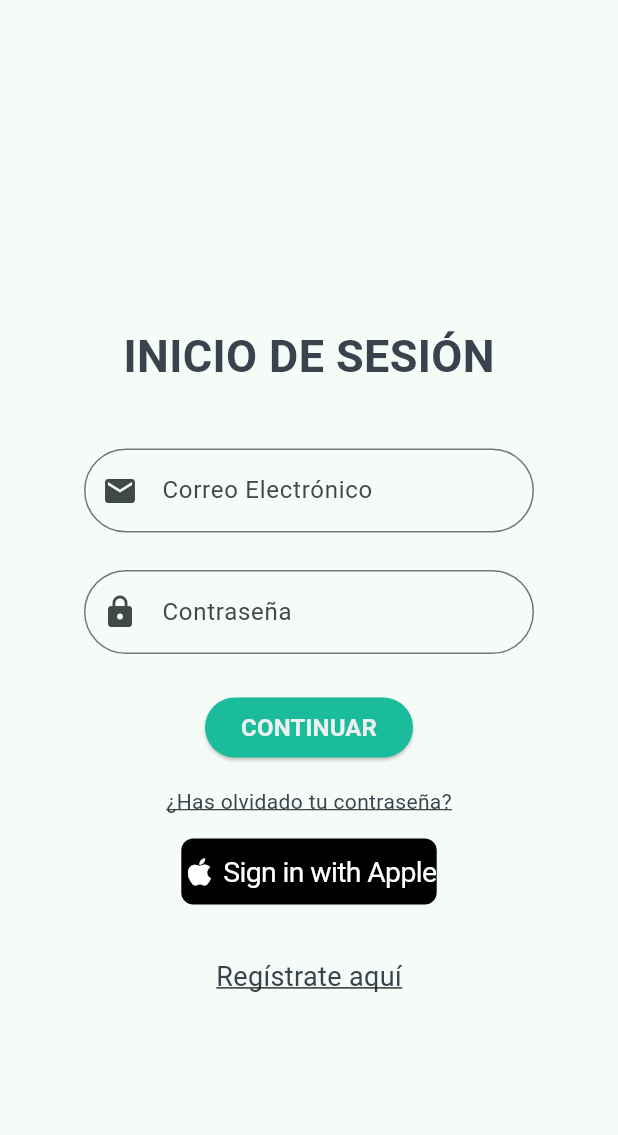
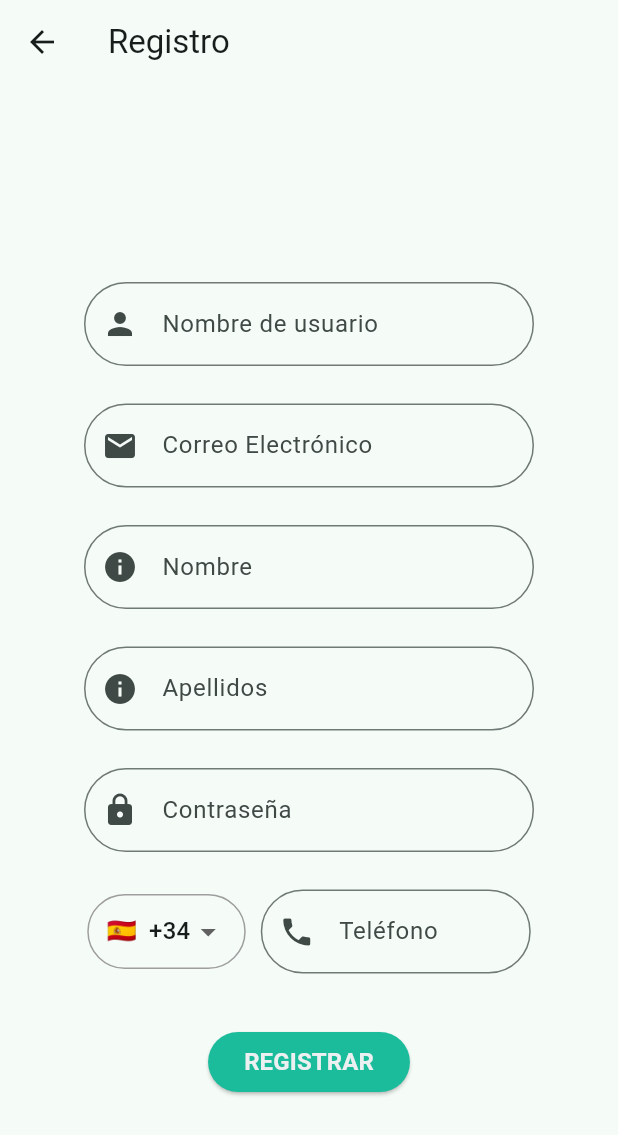
Before and after one commit to daniivlc145/gym_app_flutter, a Flutter app: the screen it shows after launch, after a tap on "Regístrate aquí", on a phone screen of 412 x 824 dp. Shown: the top 1135 px of the screen. Run offline on Flutter 3.47's test engine with Material 3 defaults, Android fonts, the phone set to English and light mode, and no system bars; drawn by our look-alikes of sign_in_with_apple.

Commit message:
Pantalla de establecer contraseña y formulario de registro

```diff
--- a/lib/screens/login_screen.dart
+++ b/lib/screens/login_screen.dart
@@ -42,7 +42,7 @@ class LoginScreen extends StatelessWidget {
                         prefixIcon: Icon(Icons.email),
                         border: OutlineInputBorder(
                             borderRadius:
-                                BorderRadius.all(Radius.circular(50))),
+                            BorderRadius.all(Radius.circular(50))),
                         labelText: 'Correo Electrónico',
                       ),
                       validator: (value) => Validators.validateEmail(value),
@@ -57,7 +57,7 @@ class LoginScreen extends StatelessWidget {
                         prefixIcon: Icon(Icons.lock),
                         border: OutlineInputBorder(
                             borderRadius:
-                                BorderRadius.all(Radius.circular(50))),
+                            BorderRadius.all(Radius.circular(50))),
                         labelText: 'Contraseña',
                       ),
                       obscureText: true,
@@ -80,29 +80,39 @@ class LoginScreen extends StatelessWidget {
                   ),
                   const SizedBox(height: 15),
                   InkWell(
-                    onTap: () {},
+                    onTap: () {
+                      Navigator.push(
+                        context,
+                        MaterialPageRoute(builder: (context) => ForgotPassword()),
+                      );
+                    },
                     child: Text(
                       '¿Has olvidado tu contraseña?',
                       style: TextStyle(
                         color: Color(0xff38434E),
                         decoration: TextDecoration.underline,
+                        fontSize: 16
                       ),
                     ),
                   ),
-                  const SizedBox(height: 15),
-                  Row(
-                    mainAxisAlignment: MainAxisAlignment.center,
-                    children: [
-                      SignInWithAppleButton(
-                        onPressed: () {
-                          // Aquí irá la lógica para manejar el inicio de sesión con Apple
-                        },
-                      ),
-                    ],
+                  const SizedBox(height: 25),
+                  SizedBox(
+                    width: 180,
+                    height: 60,
+                    child: SignInWithAppleButton(
+                      onPressed: () {
+
+                      },
+                    ),
                   ),
                   const SizedBox(height: 35),
                   InkWell(
-                    onTap: () {},
+                    onTap: () {
+                      Navigator.push(
+                        context,
+                        MaterialPageRoute(builder: (context) => SignupScreen()),
+                      );
+                    },
                     child: Text(
                       'Regístrate aquí',
                       style: TextStyle(
--- a/lib/screens/signup_screen.dart
+++ b/lib/screens/signup_screen.dart
@@ -0,0 +1,203 @@
+import 'package:flutter/material.dart';
+import 'package:gym_app/screens/login_screen.dart';
+import 'package:gym_app/utils/validators.dart';
+
+class SignupScreen extends StatelessWidget {
+  final _formKey = GlobalKey<FormState>();
+  final TextEditingController _nombreUsuarioController = TextEditingController();
+  final TextEditingController _emailController = TextEditingController();
+  final TextEditingController _nombreController = TextEditingController();
+  final TextEditingController _apellidosController = TextEditingController();
+  final TextEditingController _passwordController = TextEditingController();
+  final TextEditingController _telefonoController = TextEditingController();
+
+  String _selectedCountryCode = '+34';
+
+  final List<Map<String, String>> _countryCodes = [
+    {'code': '+34', 'name': 'España', 'flag': '🇪🇸'},
+    {'code': '+1', 'name': 'EE.UU.', 'flag': '🇺🇸'},
+    // Añade más países aquí
+  ];
+
+  @override
+  Widget build(BuildContext context) {
+    return Scaffold(
+      appBar: AppBar(
+        title: Text('Registro'),
+      ),
+      body: Center(
+        child: Column(
+          mainAxisAlignment: MainAxisAlignment.center,
+          children: [
+            /*Text(
+              'REGISTRO',
+              style: TextStyle(
+                color: Color(0xff38434E),
+                fontSize: 30,
+                fontWeight: FontWeight.bold,
+              ),
+            ),*/
+            SizedBox(height: 40),
+            Form(
+              key: _formKey,
+              child: Column(
+                mainAxisAlignment: MainAxisAlignment.center,
+                children: [
+                  SizedBox(
+                    width: 300,
+                    child: TextFormField(
+                      controller: _nombreUsuarioController,
+                      decoration: InputDecoration(
+                        prefixIcon: Icon(Icons.person),
+                        border: OutlineInputBorder(
+                          borderRadius: BorderRadius.all(Radius.circular(50)),
+                        ),
+                        labelText: 'Nombre de usuario',
+                      ),
+                      validator: (value) {
+                        return null;
+                      },
+                    ),
+                  ),
+                  const SizedBox(height: 25),
+                  SizedBox(
+                    width: 300,
+                    child: TextFormField(
+                      controller: _emailController,
+                      decoration: InputDecoration(
+                        prefixIcon: Icon(Icons.email),
+                        border: OutlineInputBorder(
+                          borderRadius: BorderRadius.all(Radius.circular(50)),
+                        ),
+                        labelText: 'Correo Electrónico',
+                      ),
+                      validator: (value) {
+                        return null;
+                      },
+                    ),
+                  ),
+                  const SizedBox(height: 25),
+                  SizedBox(
+                    width: 300,
+                    child: TextFormField(
+                      controller: _nombreController,
+                      decoration: InputDecoration(
+                        prefixIcon: Icon(Icons.info),
+                        border: OutlineInputBorder(
+                          borderRadius: BorderRadius.all(Radius.circular(50)),
+                        ),
+                        labelText: 'Nombre',
+                      ),
+                      validator: (value) {
+                        return null;
+                      },
+                    ),
+                  ),
+                  const SizedBox(height: 25),
+                  SizedBox(
+                    width: 300,
+                    child: TextFormField(
+                      controller: _apellidosController,
+                      decoration: InputDecoration(
+                        prefixIcon: Icon(Icons.info),
+                        border: OutlineInputBorder(
+                          borderRadius: BorderRadius.all(Radius.circular(50)),
+                        ),
+                        labelText: 'Apellidos',
+                      ),
+                      validator: (value) {
+                        return null;
+                      },
+                    ),
+                  ),
+                  const SizedBox(height: 25),
+                  SizedBox(
+                    width: 300,
+                    child: TextFormField(
+                      controller: _passwordController,
+                      decoration: InputDecoration(
+                        prefixIcon: Icon(Icons.lock),
+                        border: OutlineInputBorder(
+                          borderRadius: BorderRadius.all(Radius.circular(50)),
+                        ),
+                        labelText: 'Contraseña',
+                      ),
+                      obscureText: true,
+                      validator: (value) => Validators.validatePassword(value),
+                    ),
+                  ),
+                  const SizedBox(height: 25),
+                  Row(
+                    mainAxisAlignment: MainAxisAlignment.center,
+                    children: [
+                      Container(
+                        padding: EdgeInsets.symmetric(horizontal: 12),
+                        decoration: BoxDecoration(
+                          border: Border.all(color: Colors.grey),
+                          borderRadius: BorderRadius.circular(50),
+                        ),
+                        child: DropdownButtonHideUnderline(
+                          child: DropdownButton<String>(
+                            value: _selectedCountryCode,
+                            onChanged: (String? newValue) {
+                              _selectedCountryCode = newValue!;
+                            },
+                            items: _countryCodes.map<DropdownMenuItem<String>>((Map<String, String> country) {
+                              return DropdownMenuItem<String>(
+                                value: country['code'],
+                                child: Row(
+                                  children: [
+                                    Text(country['flag']!),
+                                    SizedBox(width: 8),
+                                    Text(country['code']!),
+                                  ],
+                                ),
+                              );
+                            }).toList(),
+                          ),
+                        ),
+                      ),
+                      SizedBox(width: 10),
+                      SizedBox(
+                        width: 180,
+                        child: TextFormField(
+                          controller: _telefonoController,
+                          keyboardType: TextInputType.phone,
+                          decoration: InputDecoration(
+                            prefixIcon: Icon(Icons.phone),
+                            labelText: 'Teléfono',
+                            border: OutlineInputBorder(
+                              borderRadius: BorderRadius.circular(50),
+                            ),
+                          ),
+                          validator: (value) {
+                            return null;
+                          },
+                        ),
+                      ),
+                    ],
+                  ),
+                  const SizedBox(height: 35),
+                  ElevatedButton(
+                    onPressed: () {},
+                    style: ElevatedButton.styleFrom(
+                      backgroundColor: Color(0xff1ABC9C),
+                    ),
+                    child: const Text(
+                      'REGISTRAR',
+                      style: TextStyle(
+                        color: Color(0xffECF0F1),
+                        fontWeight: FontWeight.bold,
+                        fontSize: 16,
+                      ),
+                    ),
+                  ),
+                ],
+              ),
+            ),
+          ],
+        ),
+      ),
+    );
+  }
+}
```
Also changed, not shown: lib/screens/forgot_password_screen.dart (+83 -0 lines), lib/services/supabase_service.dart (added), pubspec.yaml (line endings or trailing spaces).
